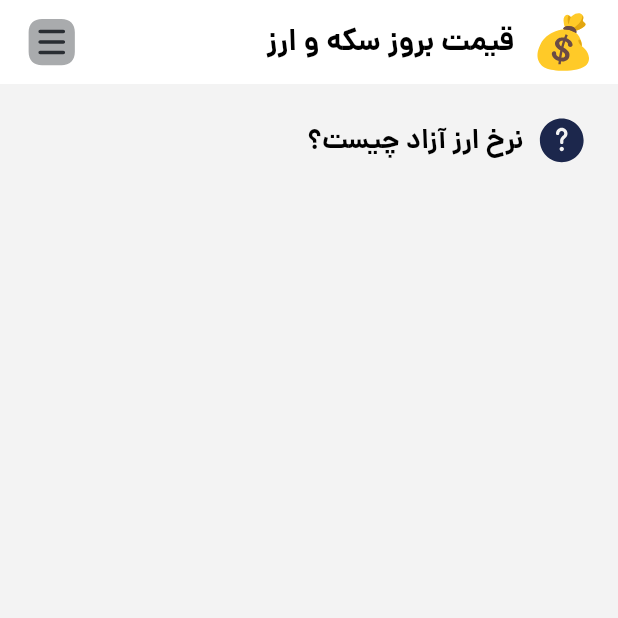
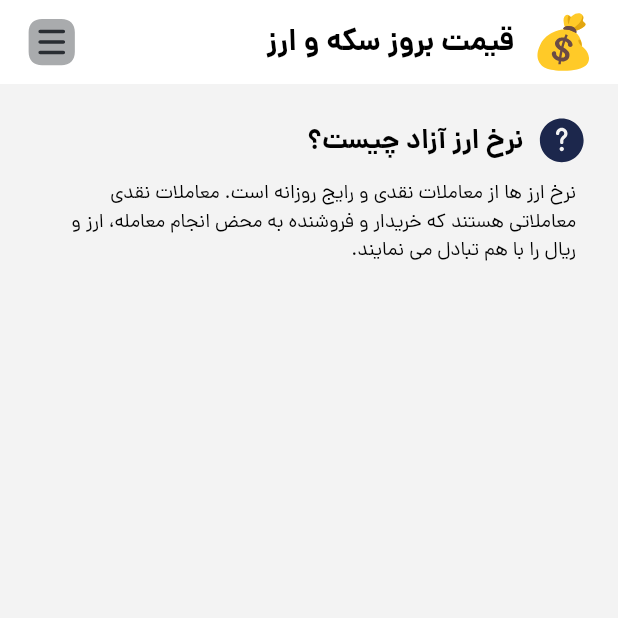
Before and after one commit to mahdi-khoshkhabar/currency_sample, a Flutter app: the screen it shows after launch, on a phone screen of 412 x 824 dp, the top half of it. Run offline on Flutter 3.47's test engine with Material 3 defaults, Android fonts, the phone set to English and light mode, and no system bars; our stand-ins replace flutter_svg.

Commit message:
description added

```diff
--- a/lib/component/my_colors.dart
+++ b/lib/component/my_colors.dart
@@ -4,4 +4,6 @@ class SolidColors {
   static const appBarBackgroundColor = Colors.white;
   static const appBarTextColor = Colors.black;
   static const backgroundColor = Color.fromARGB(255, 243, 243, 243);
+  static const headline1Color = Color.fromARGB(255, 0, 0, 0);
+  static const descriptionColor = Color.fromARGB(255, 0, 0, 0);
 }
--- a/lib/component/text_style.dart
+++ b/lib/component/text_style.dart
@@ -6,8 +6,14 @@ TextStyle appBarTextStyle = const TextStyle(
     fontSize: 20,
     fontWeight: FontWeight.w700,
     color: SolidColors.appBarTextColor);
-TextStyle headline1 = const TextStyle(
-    fontFamily: 'Dana',
-    fontSize: 18,
-    fontWeight: FontWeight.w700,
-    color: SolidColors.appBarTextColor);
+TextStyle headline1TextStyle = const TextStyle(
+  fontFamily: 'Dana',
+  fontSize: 18,
+  fontWeight: FontWeight.w700,
+);
+
+TextStyle descriptionTextStyle = const TextStyle(
+  fontFamily: 'Dana',
+  fontSize: 13,
+  fontWeight: FontWeight.w300,
+);
--- a/lib/main.dart
+++ b/lib/main.dart
@@ -58,21 +58,34 @@ class MyApp extends StatelessWidget {
           padding: const EdgeInsets.all(20.0),
           child: Column(
             children: [
+              //headline 1, first row of main body
               Row(
                 children: [
+                  //question mark
                   SvgPicture.asset(
                     "assets/images/question-circle-svgrepo-com 1.svg",
                     width: 35,
                     height: 35,
                   ),
+                  //space
                   const SizedBox(
                     width: 8,
                   ),
                   Text(
                     "نرخ ارز آزاد چیست؟",
-                    style: headline1,
+                    style: headline1TextStyle.copyWith(
+                        color: SolidColors.headline1Color),
                   )
                 ],
+              ),
+              //description
+              Padding(
+                padding: const EdgeInsets.all(8.0),
+                child: Text(
+                  "نرخ ارز ها از معاملات نقدی و رایج روزانه است. معاملات نقدی معاملاتی هستند که خریدار و فروشنده به محض انجام معامله، ارز و ریال را با هم تبادل می نمایند.",
+                  style: descriptionTextStyle.copyWith(
+                      color: SolidColors.descriptionColor),
+                ),
               )
             ],
           ),
```
